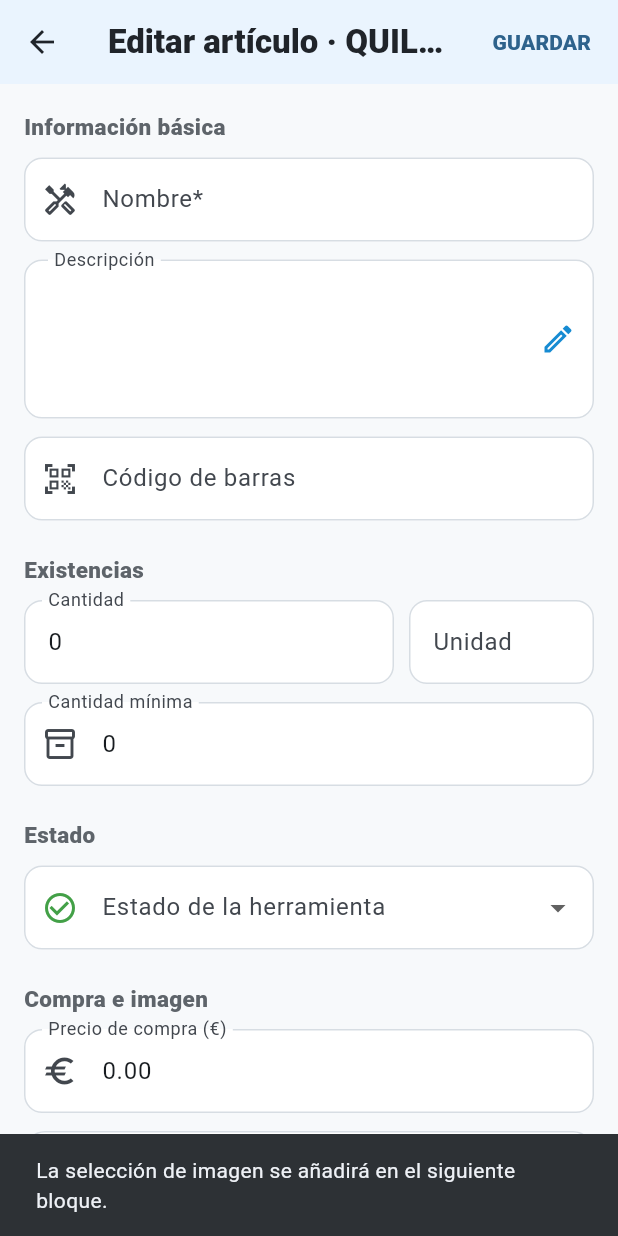
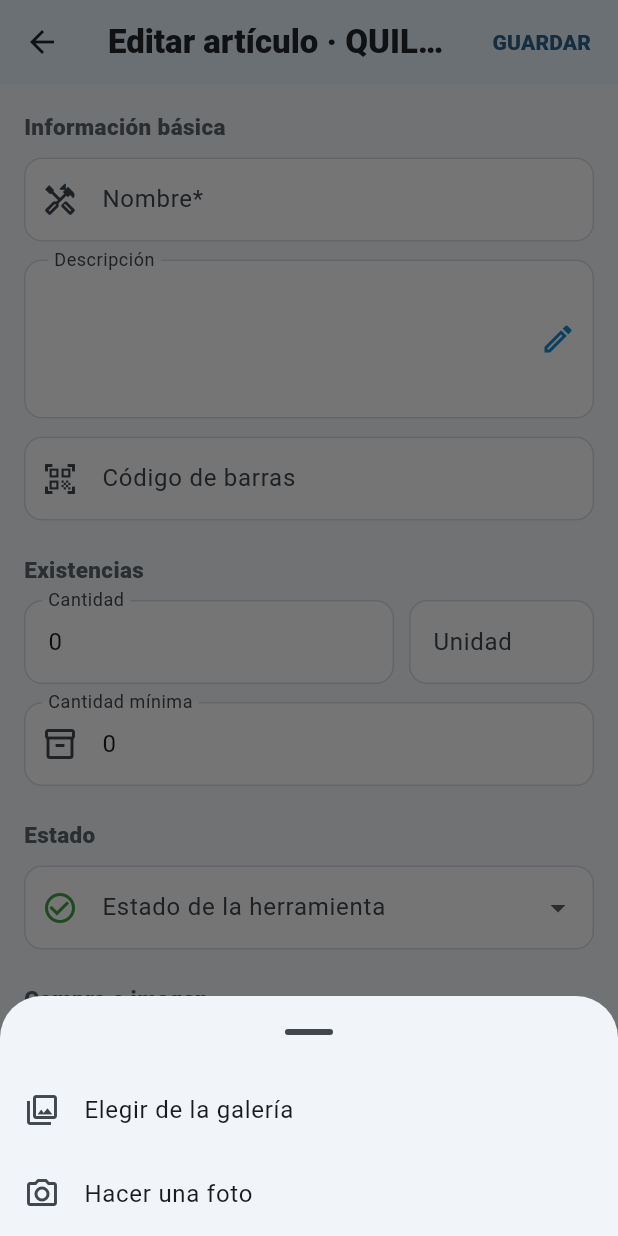
Before and after one commit to superautoma/Enriquecido, a Flutter app: the EditToolPage screen opened directly with empty values, after a tap on "Añadir imagen", on a phone screen of 412 x 824 dp. Run offline on Flutter 3.47's test engine with Material 3 defaults, Android fonts, the phone set to English and light mode, and no system bars; our stand-ins replace image_picker, sqflite; missing offline and left inert: appflowy_editor, fleather, flutter_quill; accounts and stored records are empty.

Commit message:
Añadir imágenes persistentes a las herramientas

```diff
--- a/flutter/lib/main_quill_integrated_test.dart
+++ b/flutter/lib/main_quill_integrated_test.dart
@@ -1,8 +1,11 @@
 import 'dart:convert';
+import 'dart:io';
 
 import 'package:flutter/material.dart';
 import 'package:flutter_localizations/flutter_localizations.dart';
 import 'package:flutter_quill/flutter_quill.dart';
+import 'package:image_picker/image_picker.dart';
+import 'package:path_provider/path_provider.dart';
 import 'package:path/path.dart' as p;
 import 'package:sqflite/sqflite.dart';
 
@@ -72,6 +75,7 @@ class ToolItem {
     required this.minimumStock,
     required this.purchasePrice,
     required this.condition,
+    this.imagePath = '',
   });
 
   final int id;
@@ -84,6 +88,7 @@ class ToolItem {
   double minimumStock;
   double purchasePrice;
   String condition;
+  String imagePath;
 
   ToolItem copy() => ToolItem(
         id: id,
@@ -96,6 +101,7 @@ class ToolItem {
         minimumStock: minimumStock,
         purchasePrice: purchasePrice,
         condition: condition,
+        imagePath: imagePath,
       );
 
   Map<String, Object?> toMap() => {
@@ -109,6 +115,7 @@ class ToolItem {
         'minimum_stock': minimumStock,
         'purchase_price': purchasePrice,
         'condition': condition,
+        'image_path': imagePath,
       };
 
   factory ToolItem.fromMap(Map<String, Object?> map) => ToolItem(
@@ -122,6 +129,7 @@ class ToolItem {
         minimumStock: (map['minimum_stock'] as num?)?.toDouble() ?? 0,
         purchasePrice: (map['purchase_price'] as num?)?.toDouble() ?? 0,
         condition: (map['condition'] as String?) ?? 'Bueno',
+        imagePath: (map['image_path'] as String?) ?? '',
       );
 }
 
@@ -139,7 +147,7 @@ class ToolsDatabase {
 
     _database = await openDatabase(
       path,
-      version: 1,
+      version: 2,
       onCreate: (db, version) async {
         await db.execute('''
           CREATE TABLE tools (
@@ -152,9 +160,17 @@ class ToolsDatabase {
             unit TEXT NOT NULL DEFAULT 'ud',
             minimum_stock REAL NOT NULL DEFAULT 0,
             purchase_price REAL NOT NULL DEFAULT 0,
-            condition TEXT NOT NULL DEFAULT 'Bueno'
+            condition TEXT NOT NULL DEFAULT 'Bueno',
+            image_path TEXT NOT NULL DEFAULT ''
           )
         ''');
+      },
+      onUpgrade: (db, oldVersion, newVersion) async {
+        if (oldVersion < 2) {
+          await db.execute(
+            "ALTER TABLE tools ADD COLUMN image_path TEXT NOT NULL DEFAULT ''",
+          );
+        }
       },
     );
 
@@ -336,7 +352,7 @@ class _ToolsHomePageState extends State<ToolsHomePage> {
     return Scaffold(
       appBar: AppBar(
         title: const Text(
-          'Mis herramientas · QUILL V5',
+          'Mis herramientas · QUILL V6',
           style: TextStyle(fontWeight: FontWeight.w800),
         ),
         actions: [
@@ -427,11 +443,18 @@ class _ToolsHomePageState extends State<ToolsHomePage> {
                                   Container(
                                     width: 52,
                                     height: 52,
+                                    clipBehavior: Clip.antiAlias,
                                     decoration: BoxDecoration(
                                       color: const Color(0xFFEAF4FE),
                                       borderRadius: BorderRadius.circular(12),
                                     ),
-                                    child: const Icon(
+                                    child: item.imagePath.isNotEmpty &&
+                                            File(item.imagePath).existsSync()
+                                        ? Image.file(
+                                            File(item.imagePath),
+                                            fit: BoxFit.cover,
+                                          )
+                                        : const Icon(
                                             Icons.handyman_outlined,
                                             color: Color(0xFF168BD2),
                                             size: 28,
@@ -546,6 +569,8 @@ class _EditToolPageState extends State<EditToolPage> {
   late final TextEditingController _purchasePrice;
 
   late String _condition;
+  late String _imagePath;
+  final ImagePicker _imagePicker = ImagePicker();
 
   bool get _isEditing => widget.item != null;
 
@@ -569,6 +594,7 @@ class _EditToolPageState extends State<EditToolPage> {
       text: item == null ? '' : item.purchasePrice.toStringAsFixed(2),
     );
     _condition = item?.condition ?? conditionStyles.first.label;
+    _imagePath = item?.imagePath ?? '';
   }
 
   @override
@@ -600,9 +626,77 @@ class _EditToolPageState extends State<EditToolPage> {
       minimumStock: _number(_minimumStock.text),
       purchasePrice: _number(_purchasePrice.text),
       condition: _condition,
+      imagePath: _imagePath,
     );
 
     Navigator.of(context).pop(result);
+  }
+
+  Future<void> _chooseImage() async {
+    final source = await showModalBottomSheet<ImageSource>(
+      context: context,
+      showDragHandle: true,
+      builder: (context) => SafeArea(
+        child: Wrap(
+          children: [
+            ListTile(
+              leading: const Icon(Icons.photo_library_outlined),
+              title: const Text('Elegir de la galería'),
+              onTap: () => Navigator.pop(context, ImageSource.gallery),
+            ),
+            ListTile(
+              leading: const Icon(Icons.photo_camera_outlined),
+              title: const Text('Hacer una foto'),
+              onTap: () => Navigator.pop(context, ImageSource.camera),
+            ),
+          ],
+        ),
+      ),
+    );
+
+    if (source == null) return;
+
+    final picked = await _imagePicker.pickImage(
+      source: source,
+      imageQuality: 88,
+      maxWidth: 1800,
+    );
+    if (picked == null) return;
+
+    final docs = await getApplicationDocumentsDirectory();
+    final imagesDir = Directory(p.join(docs.path, 'tool_images'));
+    if (!await imagesDir.exists()) {
+      await imagesDir.create(recursive: true);
+    }
+
+    final extension = p.extension(picked.path).isEmpty
+        ? '.jpg'
+        : p.extension(picked.path);
+    final targetPath = p.join(
+      imagesDir.path,
+      'tool_${DateTime.now().millisecondsSinceEpoch}$extension',
+    );
+
+    final stored = await File(picked.path).copy(targetPath);
+
+    if (!mounted) return;
+    setState(() {
+      _imagePath = stored.path;
+    });
+  }
+
+  Future<void> _removeImage() async {
+    final oldPath = _imagePath;
+    setState(() => _imagePath = '');
+
+    if (oldPath.isNotEmpty) {
+      final file = File(oldPath);
+      if (await file.exists()) {
+        try {
+          await file.delete();
+        } catch (_) {}
+      }
+    }
   }
 
   Future<void> _openQuillDescription() async {
@@ -629,7 +723,7 @@ class _EditToolPageState extends State<EditToolPage> {
     return Scaffold(
       appBar: AppBar(
         title: Text(
-          _isEditing ? 'Editar artículo · QUILL V5' : 'Nuevo artículo · QUILL V5',
+          _isEditing ? 'Editar artículo · QUILL V6' : 'Nuevo artículo · QUILL V6',
           style: const TextStyle(fontWeight: FontWeight.w800),
         ),
         actions: [
@@ -758,19 +852,7 @@ class _EditToolPageState extends State<EditToolPage> {
                 ),
               ),
               const SizedBox(height: 12),
-              InkWell(
-                borderRadius: BorderRadius.circular(14),
-                onTap: () {
-                  ScaffoldMessenger.of(context).showSnackBar(
-                    const SnackBar(
-                      content: Text(
-                        'La selección de imagen se añadirá en el siguiente bloque.',
-                      ),
-                    ),
-                  );
-                },
-                child: Container(
-                  height: 126,
+              Container(
                 decoration: BoxDecoration(
                   color: Colors.white,
                   borderRadius: BorderRadius.circular(14),
@@ -778,7 +860,43 @@ class _EditToolPageState extends State<EditToolPage> {
                     color: const Color(0xFFD7DDE3),
                   ),
                 ),
-                  child: const Column(
+                clipBehavior: Clip.antiAlias,
+                child: _imagePath.isNotEmpty && File(_imagePath).existsSync()
+                    ? Column(
+                        crossAxisAlignment: CrossAxisAlignment.stretch,
+                        children: [
+                          AspectRatio(
+                            aspectRatio: 16 / 9,
+                            child: Image.file(
+                              File(_imagePath),
+                              fit: BoxFit.cover,
+                            ),
+                          ),
+                          Row(
+                            children: [
+                              Expanded(
+                                child: TextButton.icon(
+                                  onPressed: _chooseImage,
+                                  icon: const Icon(Icons.sync_alt),
+                                  label: const Text('Cambiar'),
+                                ),
+                              ),
+                              Expanded(
+                                child: TextButton.icon(
+                                  onPressed: _removeImage,
+                                  icon: const Icon(Icons.delete_outline),
+                                  label: const Text('Quitar'),
+                                ),
+                              ),
+                            ],
+                          ),
+                        ],
+                      )
+                    : InkWell(
+                        onTap: _chooseImage,
+                        child: const SizedBox(
+                          height: 126,
+                          child: Column(
                             mainAxisAlignment: MainAxisAlignment.center,
                             children: [
                               Icon(
@@ -794,7 +912,16 @@ class _EditToolPageState extends State<EditToolPage> {
                                   color: Color(0xFF168BD2),
                                 ),
                               ),
+                              SizedBox(height: 4),
+                              Text(
+                                'Galería o cámara',
+                                style: TextStyle(
+                                  fontSize: 12,
+                                  color: Color(0xFF7A7F85),
+                                ),
+                              ),
                             ],
+                          ),
                         ),
                       ),
               ),
--- a/flutter/pubspec.yaml
+++ b/flutter/pubspec.yaml
@@ -1,7 +1,7 @@
 name: gestor_herramientas
 description: Gestor de herramientas en Flutter.
 publish_to: "none"
-version: 1.3.0+3
+version: 1.4.0+4
 
 environment:
   sdk: ">=3.12.0 <4.0.0"
@@ -14,6 +14,8 @@ dependencies:
   flutter_quill: ^11.6.0
   sqflite: ^2.4.2
   path: ^1.9.1
+  image_picker: ^1.1.2
+  path_provider: ^2.1.5
 
 dev_dependencies:
   flutter_test:
```
Lines whose indentation alone changed are shown as unchanged.
